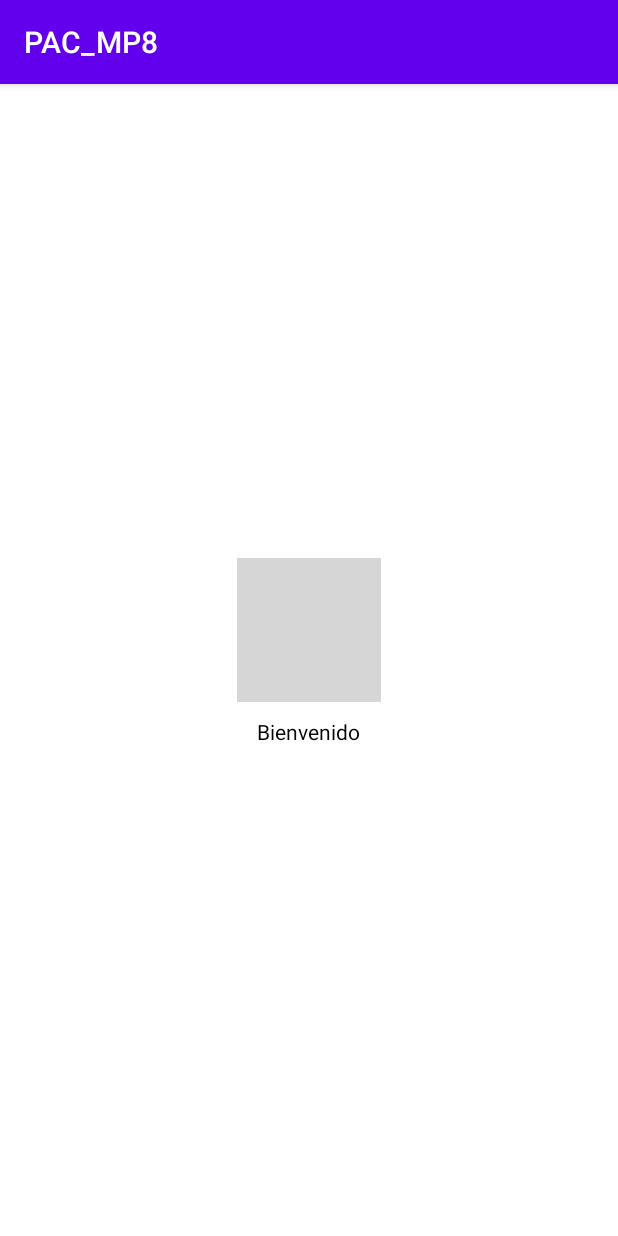
After one commit to alberto-araguas/PAC_MP8, an Android app: the splashactivity screen opened directly, with no data from a screen before it, on a phone screen of 412 x 824 dp. The commit adds this screen. Run offline under Robolectric (Android 15) with nearby library versions, the light colour scheme and no system bars; grey boxes are pictures that could not be loaded.

Commit message:
SplashScreen operativa

```diff
--- /dev/null
+++ b/app/src/main/java/com/araguas/pac_mp8/splashactivity.kt
@@ -0,0 +1,30 @@
+package com.araguas.pac_mp8
+
+import android.content.Intent
+import androidx.appcompat.app.AppCompatActivity
+import android.os.Bundle
+import android.os.Handler
+import android.os.SystemClock
+import android.util.Log
+import androidx.lifecycle.Lifecycle
+import kotlin.concurrent.thread
+
+class splashactivity : AppCompatActivity() {
+    override fun onCreate(savedInstanceState: Bundle?) {
+        super.onCreate(savedInstanceState)
+        setContentView(R.layout.splashactivity)
+              loadSplashScreen()
+    }
+    private var TIME_OUT:Long = 4000
+
+    private fun loadSplashScreen(){
+        Handler().postDelayed({
+            // You can declare your desire activity here to open after finishing splash screen. Like MainActivity
+            val intent = Intent(this,MainActivity::class.java)
+            startActivity(intent)
+            finish()
+        },TIME_OUT)
+    }
+
+
+}
--- /dev/null
+++ b/app/src/main/res/layout/splashactivity.xml
@@ -0,0 +1,29 @@
+<?xml version="1.0" encoding="utf-8"?>
+<RelativeLayout xmlns:android="http://schemas.android.com/apk/res/android"
+    xmlns:app="http://schemas.android.com/apk/res-auto"
+    xmlns:tools="http://schemas.android.com/tools"
+    android:layout_width="match_parent"
+    android:layout_height="match_parent"
+    tools:context=".splashactivity">
+    <LinearLayout
+        android:layout_width="wrap_content"
+        android:layout_height="wrap_content"
+        android:orientation="vertical"
+        android:layout_centerVertical="true"
+        android:layout_centerHorizontal="true">
+
+        <ImageView
+            android:layout_width="wrap_content"
+            android:layout_height="wrap_content"
+            android:src="@drawable/splashbmphalf"/>
+
+        <TextView
+            android:layout_width="wrap_content"
+            android:layout_height="wrap_content"
+            android:text="Bienvenido"
+            android:padding="10dp"
+            android:layout_gravity="center_horizontal"
+            android:textColor="@color/black"/>
+    </LinearLayout>
+
+</RelativeLayout>
--- a/app/src/main/res/values-night/themes.xml
+++ b/app/src/main/res/values-night/themes.xml
@@ -13,4 +13,9 @@
         <item name="android:statusBarColor" tools:targetApi="l">?attr/colorPrimaryVariant</item>
         <!-- Customize your theme here. -->
     </style>
+
+    <style name="ThemeOverlay.PAC_MP8.FullscreenContainer" parent="">
+        <item name="fullscreenBackgroundColor">@color/light_blue_900</item>
+        <item name="fullscreenTextColor">@color/light_blue_A400</item>
+    </style>
 </resources>
--- /dev/null
+++ b/app/src/main/res/values/attrs.xml
@@ -0,0 +1,6 @@
+<resources>
+    <declare-styleable name="FullscreenAttrs">
+        <attr name="fullscreenBackgroundColor" format="color" />
+        <attr name="fullscreenTextColor" format="color" />
+    </declare-styleable>
+</resources>
--- a/app/src/main/res/values/colors.xml
+++ b/app/src/main/res/values/colors.xml
@@ -7,4 +7,9 @@
     <color name="teal_700">#FF018786</color>
     <color name="black">#FF000000</color>
     <color name="white">#FFFFFFFF</color>
+    <color name="light_blue_600">#FF039BE5</color>
+    <color name="light_blue_900">#FF01579B</color>
+    <color name="light_blue_A200">#FF40C4FF</color>
+    <color name="light_blue_A400">#FF00B0FF</color>
+    <color name="black_overlay">#66000000</color>
 </resources>
--- a/app/src/main/res/values/strings.xml
+++ b/app/src/main/res/values/strings.xml
@@ -3,4 +3,7 @@
     <string name="boton_1">Activity 2</string>
     <string name="boton_2">Activity 3</string>
     <string name="boton_3">Activity 4</string>
+    <string name="title_activity_splash">FullscreenActivity</string>
+    <string name="dummy_button">Dummy Button</string>
+    <string name="dummy_content">DUMMY\nCONTENT</string>
 </resources>
```
Also changed, not shown: app/src/main/AndroidManifest.xml (+5 -5 lines), app/src/main/res/values/styles.xml (added, +11 -0 lines), app/src/main/res/values/themes.xml (+11 -0 lines), 1 other file.
